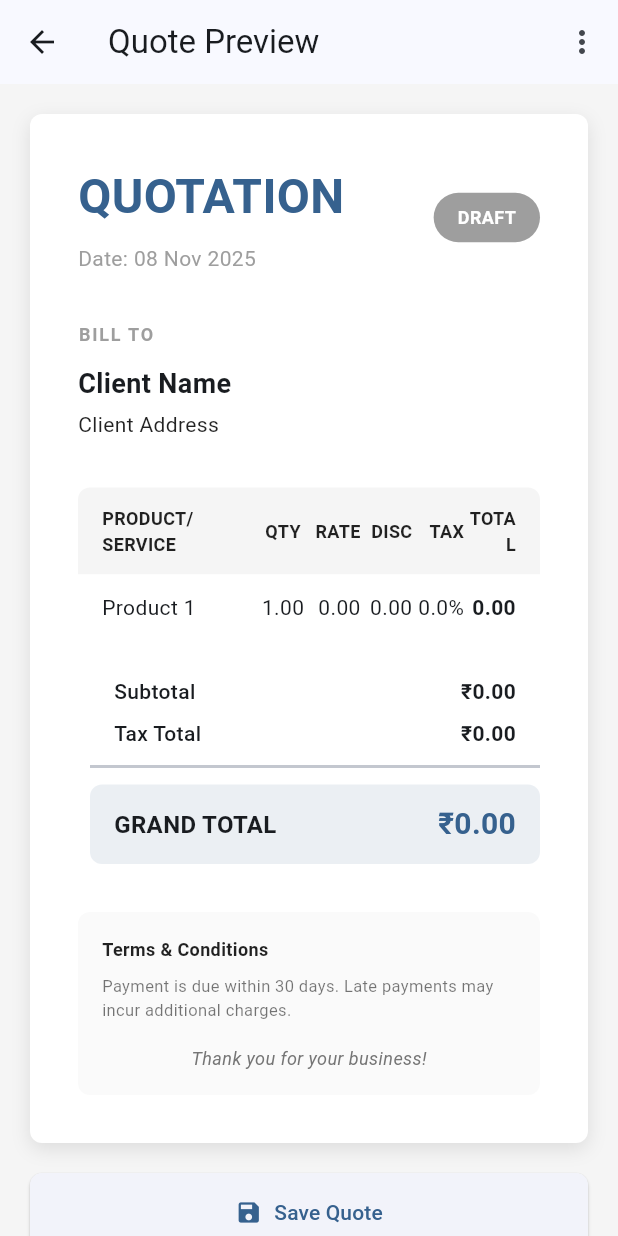
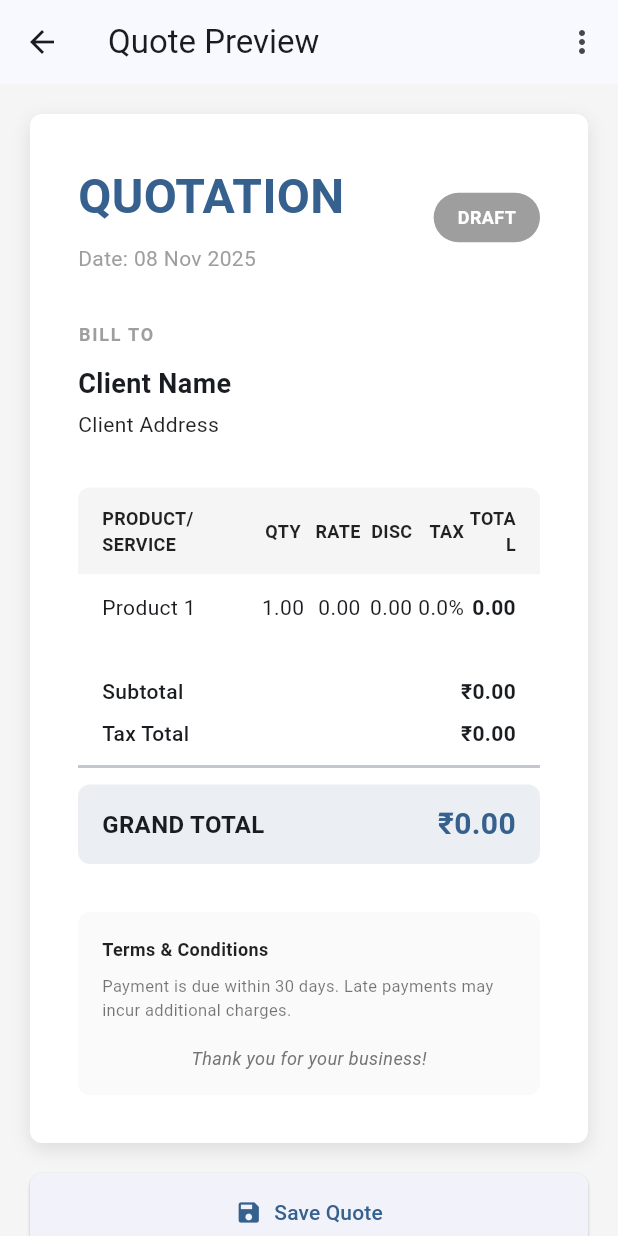
Before and after one commit to nibin-joseph05/Quotor, a Flutter app: the QuotePreviewScreen screen opened directly, on a phone screen of 412 x 824 dp. Run offline on Flutter 3.47's test engine with Material 3 defaults, Android fonts, the phone set to English and light mode, and no system bars; our stand-ins replace equatable, flutter_bloc.

Commit message:
ui changes

```diff
--- a/lib/widgets/preview_card.dart
+++ b/lib/widgets/preview_card.dart
@@ -294,20 +294,19 @@ class PreviewCard extends StatelessWidget {
   }
 
   Widget _buildTotalsSection(BuildContext context) {
-    return Column(
-      children: [
-        Row(
+    return Row(
       mainAxisAlignment: MainAxisAlignment.end,
       children: [
-            SizedBox(
-              width: 300,
+        Expanded(
           child: Column(
+            crossAxisAlignment: CrossAxisAlignment.end,
             children: [
               _buildTotalRow('Subtotal', quote.subtotal),
               const SizedBox(height: 8),
               _buildTotalRow('Tax Total', quote.totalTax),
               const Divider(height: 24, thickness: 2),
               Container(
+                width: double.infinity,
                 padding: const EdgeInsets.symmetric(vertical: 12, horizontal: 16),
                 decoration: BoxDecoration(
                   color: Theme.of(context).primaryColor.withOpacity(0.1),
@@ -318,17 +317,18 @@ class PreviewCard extends StatelessWidget {
                   children: [
                     const Text(
                       'GRAND TOTAL',
-                          style: TextStyle(
-                            fontSize: 16,
-                            fontWeight: FontWeight.bold,
+                      style: TextStyle(fontSize: 16, fontWeight: FontWeight.bold),
                     ),
-                        ),
-                        Text(
+                    Expanded(
+                      child: Text(
                         CurrencyFormatter.format(quote.grandTotal),
                         style: TextStyle(
                           fontSize: 20,
                           fontWeight: FontWeight.bold,
                           color: Theme.of(context).primaryColor,
+                        ),
+                        textAlign: TextAlign.end,
+                        overflow: TextOverflow.ellipsis,
                       ),
                     ),
                   ],
@@ -336,8 +336,6 @@ class PreviewCard extends StatelessWidget {
               ),
             ],
           ),
-            ),
-          ],
         ),
       ],
     );
```
Also changed, not shown: 6 other files. Lines whose indentation alone changed are shown as unchanged.
